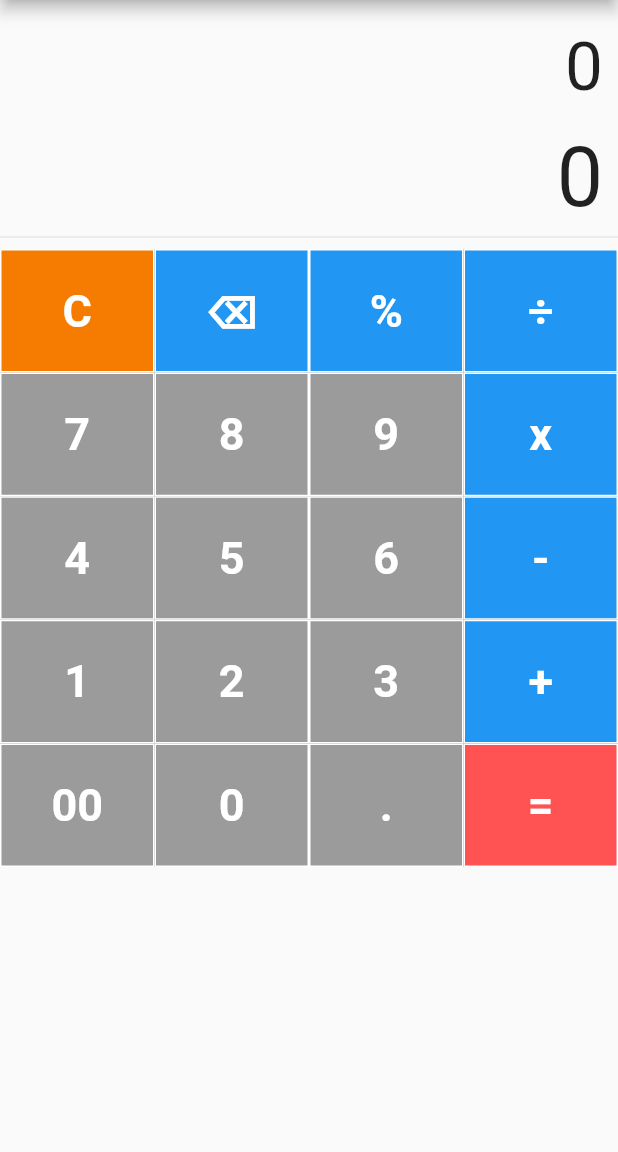
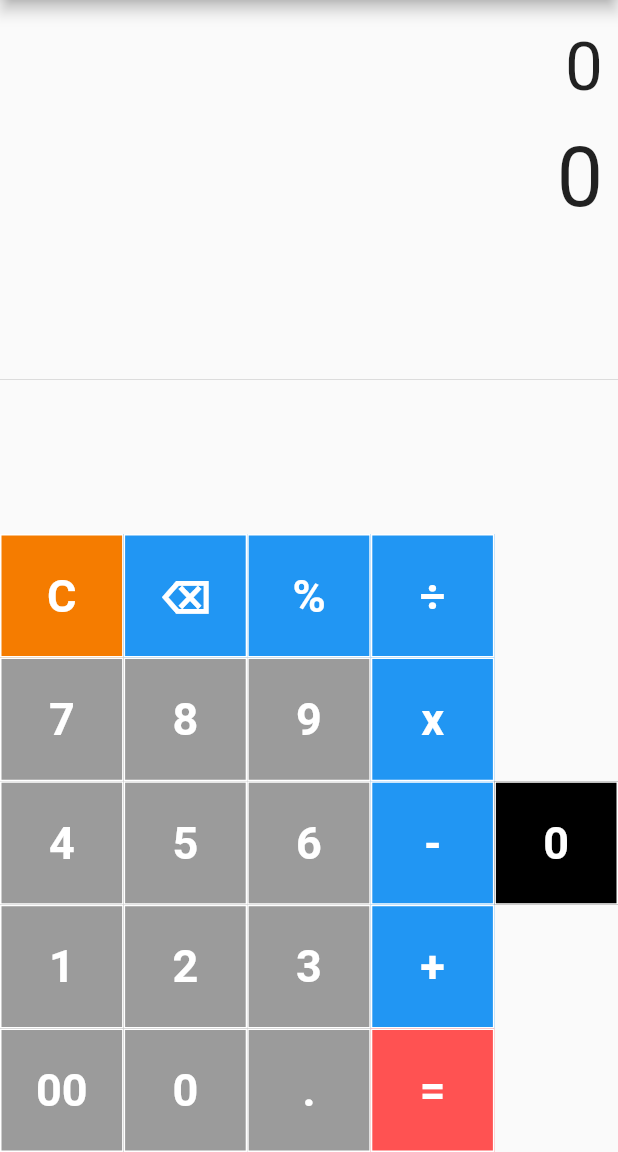
Before and after one commit to dungngminh/Calculator, a Flutter app: the screen it shows after launch, on a phone screen of 412 x 824 dp, the part 84-1236 px from its top. Run offline on Flutter 3.47's test engine with Material 2 defaults, Android fonts, the phone set to English and light mode, and no system bars; our stand-ins replace math_expressions.

```diff
--- a/lib/main.dart
+++ b/lib/main.dart
@@ -1,8 +1,7 @@
 import 'package:flutter/material.dart';
-import 'main_screen.dart';
+import 's1mple_calculator.dart';
 
 void main() => runApp(Calculator());
-
 class Calculator extends StatelessWidget {
   @override
   Widget build(BuildContext context) {
@@ -12,7 +11,6 @@ class Calculator extends StatelessWidget {
       theme: ThemeData(
         primarySwatch: Colors.blue,
       ),
-      home: MainScreen(),
-    );
-  }
+      home: S1mpleCalculator(),
+    );}
 }
--- a/lib/main_screen.dart
+++ b/lib/s1mple_calculator.dart
@@ -1,12 +1,12 @@
 import 'package:flutter/material.dart';
 import 'package:math_expressions/math_expressions.dart';
 
-class MainScreen extends StatefulWidget {
+class S1mpleCalculator extends StatefulWidget {
   @override
-  _MainScreenState createState() => _MainScreenState();
+  _S1mpleCalculatorState createState() => _S1mpleCalculatorState();
 }
 
-class _MainScreenState extends State<MainScreen> {
+class _S1mpleCalculatorState extends State<S1mpleCalculator> {
   String equation = "0";
   String result = "0";
   String expression = "";
@@ -96,8 +96,7 @@ class _MainScreenState extends State<MainScreen> {
         title: Text("Máy tính"),
       ),
       drawer: typeOfCalculator(),
-      body: SingleChildScrollView(
-        child: Column(
+      body: Column(
         children: <Widget>[
           Container(
             alignment: Alignment.centerRight,
@@ -124,7 +123,7 @@ class _MainScreenState extends State<MainScreen> {
             mainAxisAlignment: MainAxisAlignment.center,
             children: <Widget>[
               Container(
-                  width: MediaQuery.of(context).size.width * 1,
+                width: MediaQuery.of(context).size.width * 0.8,
                 child: Table(
                   children: [
                     TableRow(
@@ -170,10 +169,21 @@ class _MainScreenState extends State<MainScreen> {
                   ],
                 ),
               ),
+              Container(
+                width: MediaQuery.of(context).size.width * 0.2,
+                child: Table(
+                  children: [
+                    TableRow(
+                      children: [
+                        keyButton("0", 1, Colors.black),
+                      ],
+                    )
+                  ],
+                ),
+              ),
             ],
           ),
         ],
-        ),
       ),
     );
   }
@@ -203,15 +213,12 @@ class _MainScreenState extends State<MainScreen> {
               textAlign: TextAlign.center,
             ),
             onTap: () {
-              if(context == MainScreen()){
-
-              }
-              // Navigator.push(context,
-              //     MaterialPageRoute(builder: (context) => MainScreen()));
+              Navigator.pushReplacement(context,
+                  MaterialPageRoute(builder: (context) => S1mpleCalculator()));
             },
           ),
           ListTile(
-            enabled: true,
+            enabled: false,
             title: Text(
               "Máy tính khoa học",
               style: TextStyle(fontSize: 20),
--- a/pubspec.yaml
+++ b/pubspec.yaml
@@ -29,7 +29,6 @@ dependencies:
   # Use with the CupertinoIcons class for iOS style icons.
   cupertino_icons: ^1.0.2
   math_expressions: ^2.0.2
-  splashscreen: ^1.3.5
 
 
 dev_dependencies:
```
Also changed, not shown: pubspec.lock. Lines whose indentation alone changed are shown as unchanged.
